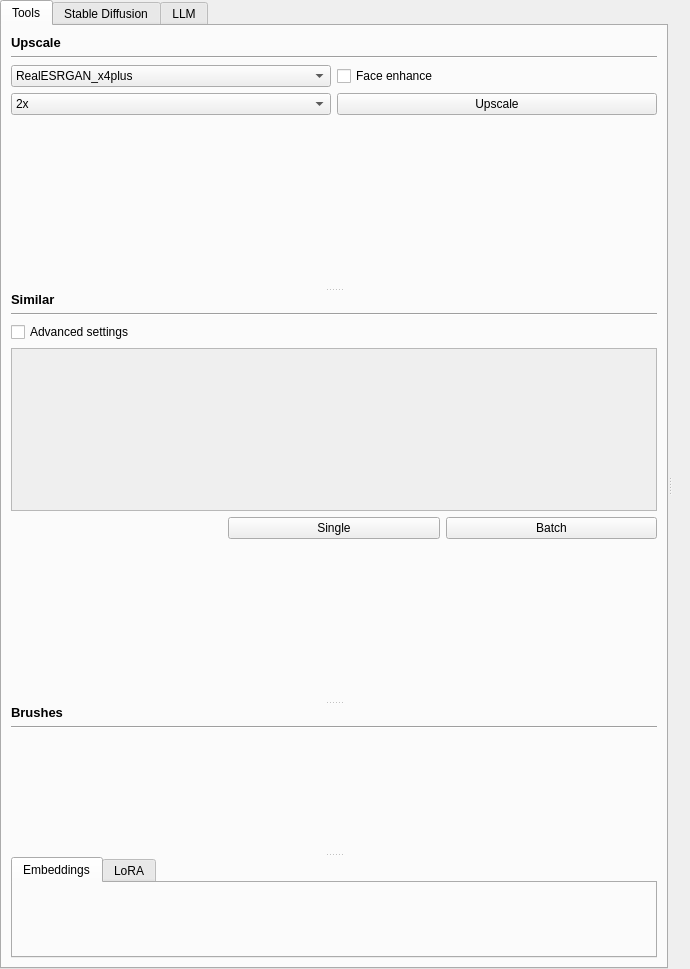
First picture: the form in src/airunner/widgets/canvas/templates/standard_image_widget.ui, repository Capsize-Games/airunner, before the edit.
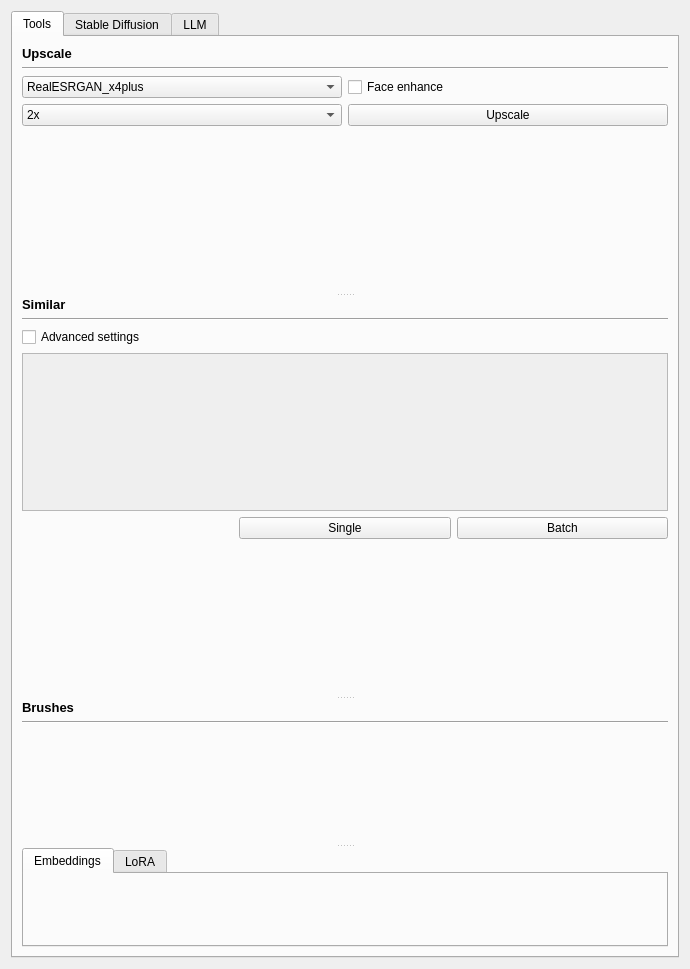
Second picture: the form after the edit. Icons and pictures are not drawn. Custom widgets are drawn as their Qt base class.

Commit message: Fix layout to improve panel collapse

Patch:
```diff
--- a/src/airunner/widgets/canvas/templates/standard_image_widget.ui
+++ b/src/airunner/widgets/canvas/templates/standard_image_widget.ui
@@ -19,24 +19,8 @@
   <property name="windowTitle">
    <string>Form</string>
   </property>
-  <layout class="QGridLayout" name="gridLayout_2">
-   <property name="leftMargin">
-    <number>0</number>
-   </property>
-   <property name="topMargin">
-    <number>0</number>
-   </property>
-   <property name="rightMargin">
-    <number>0</number>
-   </property>
-   <property name="bottomMargin">
-    <number>0</number>
-   </property>
+  <layout class="QGridLayout" name="gridLayout">
    <item row="0" column="0">
-    <widget class="QSplitter" name="splitter">
-     <property name="orientation">
-      <enum>Qt::Horizontal</enum>
-     </property>
      <widget class="QWidget" name="sidebar" native="true">
       <property name="sizePolicy">
        <sizepolicy hsizetype="MinimumExpanding" vsizetype="Preferred">
@@ -241,8 +225,8 @@
                    <rect>
                     <x>0</x>
                     <y>0</y>
-                    <width>621</width>
-                    <height>141</height>
+                   <width>646</width>
+                   <height>140</height>
                    </rect>
                   </property>
                   <layout class="QGridLayout" name="gridLayout_4">
@@ -474,51 +458,6 @@
        </item>
       </layout>
      </widget>
-     <widget class="QWidget" name="layoutWidget">
-      <layout class="QGridLayout" name="gridLayout">
-       <property name="leftMargin">
-        <number>0</number>
-       </property>
-       <property name="topMargin">
-        <number>0</number>
-       </property>
-       <property name="rightMargin">
-        <number>9</number>
-       </property>
-       <property name="bottomMargin">
-        <number>0</number>
-       </property>
-       <item row="0" column="0">
-        <widget class="CanvasWidget" name="canvas_widget" native="true">
-         <property name="sizePolicy">
-          <sizepolicy hsizetype="MinimumExpanding" vsizetype="MinimumExpanding">
-           <horstretch>0</horstretch>
-           <verstretch>0</verstretch>
-          </sizepolicy>
-         </property>
-         <property name="minimumSize">
-          <size>
-           <width>0</width>
-           <height>0</height>
-          </size>
-         </property>
-         <property name="maximumSize">
-          <size>
-           <width>16777215</width>
-           <height>16777215</height>
-          </size>
-         </property>
-         <property name="cursor">
-          <cursorShape>ArrowCursor</cursorShape>
-         </property>
-         <property name="acceptDrops">
-          <bool>true</bool>
-         </property>
-        </widget>
-       </item>
-      </layout>
-     </widget>
-    </widget>
    </item>
   </layout>
  </widget>
@@ -565,12 +504,6 @@
    <header>airunner/widgets/controlnet_settings/controlnet_settings_widget</header>
    <container>1</container>
   </customwidget>
-  <customwidget>
-   <class>CanvasWidget</class>
-   <extends>QWidget</extends>
-   <header>airunner/widgets/canvas/canvas_widget</header>
-   <container>1</container>
-  </customwidget>
   <customwidget>
    <class>StableDiffusionSettingsWidget</class>
    <extends>QWidget</extends>
```
Left out of the diff: 4 changed lines with no effect on the pictures. Lines whose indentation alone changed are shown as unchanged. The commit also changes 3 other files.
